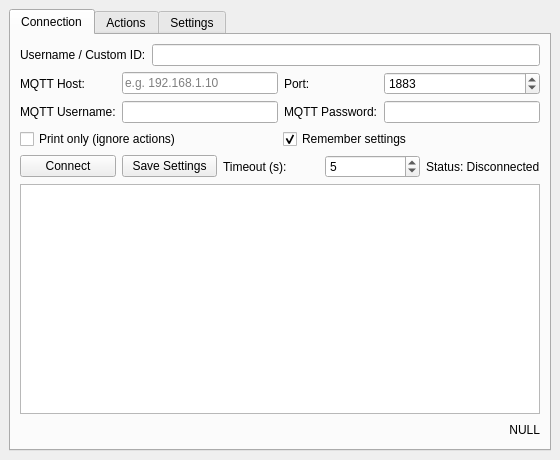
Above: src/ui/mainwindow.ui from tfourj/MPM before the change. Below: the same form after it.
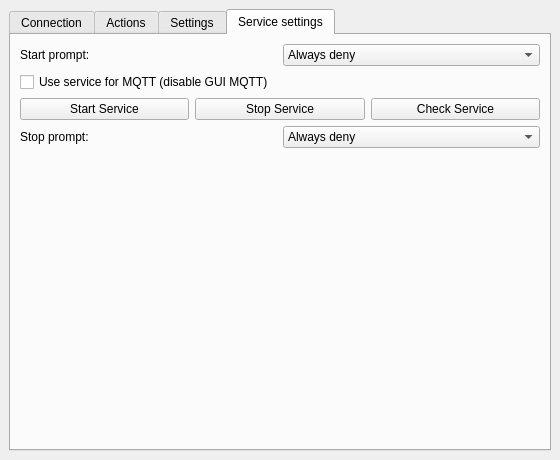
That is the form after the change. The open tabs and pages were chosen to show the change.

Commit message:
feat: add service to handle MQTT in background and before login
release version: v1.0.0

Patch:
```diff
--- a/src/ui/mainwindow.ui
+++ b/src/ui/mainwindow.ui
@@ -107,16 +107,6 @@
             </property>
            </widget>
           </item>
-          <item>
-           <widget class="QCheckBox" name="checkBoxRemember">
-            <property name="text">
-             <string>Remember settings</string>
-            </property>
-            <property name="checked">
-             <bool>true</bool>
-            </property>
-           </widget>
-          </item>
          </layout>
         </item>
         <item>
@@ -346,6 +336,97 @@
         </item>
        </layout>
       </widget>
+      <widget class="QWidget" name="tabServiceSettings">
+       <attribute name="title">
+        <string>Service settings</string>
+       </attribute>
+       <layout class="QVBoxLayout" name="verticalLayoutService">
+        
+        <item>
+         <layout class="QHBoxLayout" name="horizontalLayoutStartMode">
+          <item>
+           <widget class="QLabel" name="labelStartMode">
+            <property name="text">
+             <string>Start prompt:</string>
+            </property>
+           </widget>
+          </item>
+          <item>
+           <widget class="QComboBox" name="comboBoxStartMode">
+            <item><property name="text"><string>Always deny</string></property></item>
+            <item><property name="text"><string>Always confirm</string></property></item>
+            <item><property name="text"><string>Always ask</string></property></item>
+           </widget>
+          </item>
+         </layout>
+        </item>
+        <item>
+         <widget class="QCheckBox" name="checkBoxServiceUseOnly">
+          <property name="text">
+           <string>Use service for MQTT (disable GUI MQTT)</string>
+          </property>
+         </widget>
+        </item>
+        
+        <item>
+         <layout class="QHBoxLayout" name="horizontalLayoutServiceControls">
+          <item>
+           <widget class="QPushButton" name="pushButtonServiceStart">
+            <property name="text">
+             <string>Start Service</string>
+            </property>
+           </widget>
+          </item>
+          <item>
+           <widget class="QPushButton" name="pushButtonServiceStop">
+            <property name="text">
+             <string>Stop Service</string>
+            </property>
+           </widget>
+          </item>
+          <item>
+           <widget class="QPushButton" name="pushButtonServiceCheck">
+            <property name="text">
+             <string>Check Service</string>
+            </property>
+           </widget>
+          </item>
+         </layout>
+        </item>
+        <item>
+         <layout class="QHBoxLayout" name="horizontalLayoutStopMode">
+          <item>
+           <widget class="QLabel" name="labelStopMode">
+            <property name="text">
+             <string>Stop prompt:</string>
+            </property>
+           </widget>
+          </item>
+          <item>
+           <widget class="QComboBox" name="comboBoxStopMode">
+            <item><property name="text"><string>Always deny</string></property></item>
+            <item><property name="text"><string>Always confirm</string></property></item>
+            <item><property name="text"><string>Always ask</string></property></item>
+           </widget>
+          </item>
+         </layout>
+        </item>
+        
+        <item>
+         <spacer name="verticalSpacerService">
+          <property name="orientation">
+           <enum>Qt::Orientation::Vertical</enum>
+          </property>
+          <property name="sizeHint" stdset="0">
+           <size>
+            <width>20</width>
+            <height>40</height>
+           </size>
+          </property>
+         </spacer>
+        </item>
+       </layout>
+      </widget>
      </widget>
     </item>
    </layout>
```
Left out of the diff: 7 changed lines with no effect on the pictures. The commit also changes 28 other files.
